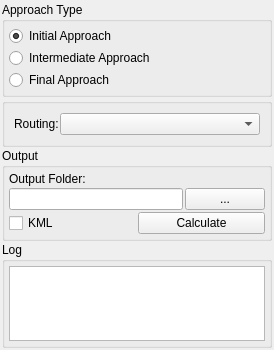
This is Q_Pansopy/ui/pbn/qpansopy_lnav_dockwidget.ui in FLYGHT7/qpansopy as Qt 5 draws it before an edit. The edited form follows.
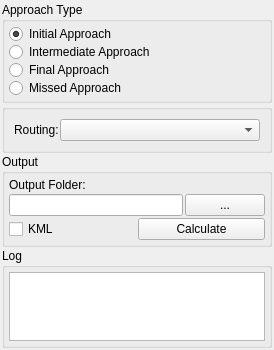
This is the edited form. Custom widgets are drawn as their Qt base class.

Commit message: Refactor LNAV Approach Scripts and Add Missed Approach Functionality

What changed in the file:
```diff
--- a/Q_Pansopy/ui/pbn/qpansopy_lnav_dockwidget.ui
+++ b/Q_Pansopy/ui/pbn/qpansopy_lnav_dockwidget.ui
@@ -64,6 +64,13 @@
          </property>
         </widget>
        </item>
+       <item>
+        <widget class="QRadioButton" name="missedRadioButton">
+         <property name="text">
+          <string>Missed Approach</string>
+         </property>
+        </widget>
+       </item>
       </layout>
      </widget>
     </item>
```
The commit also changes 6 other files.
